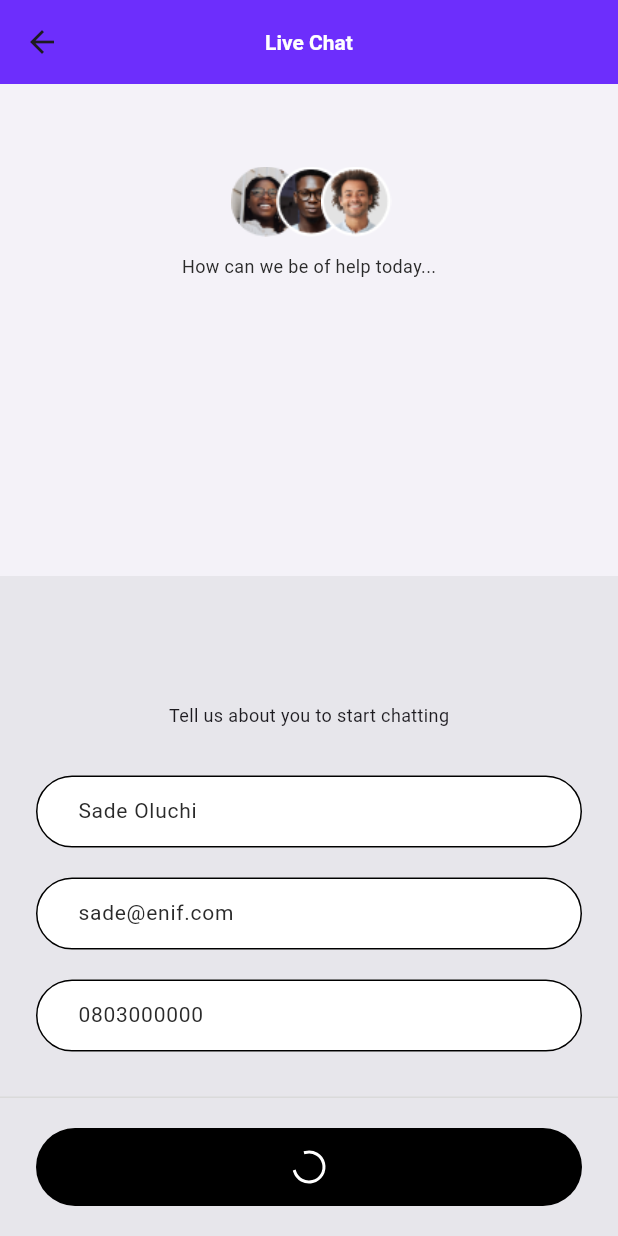
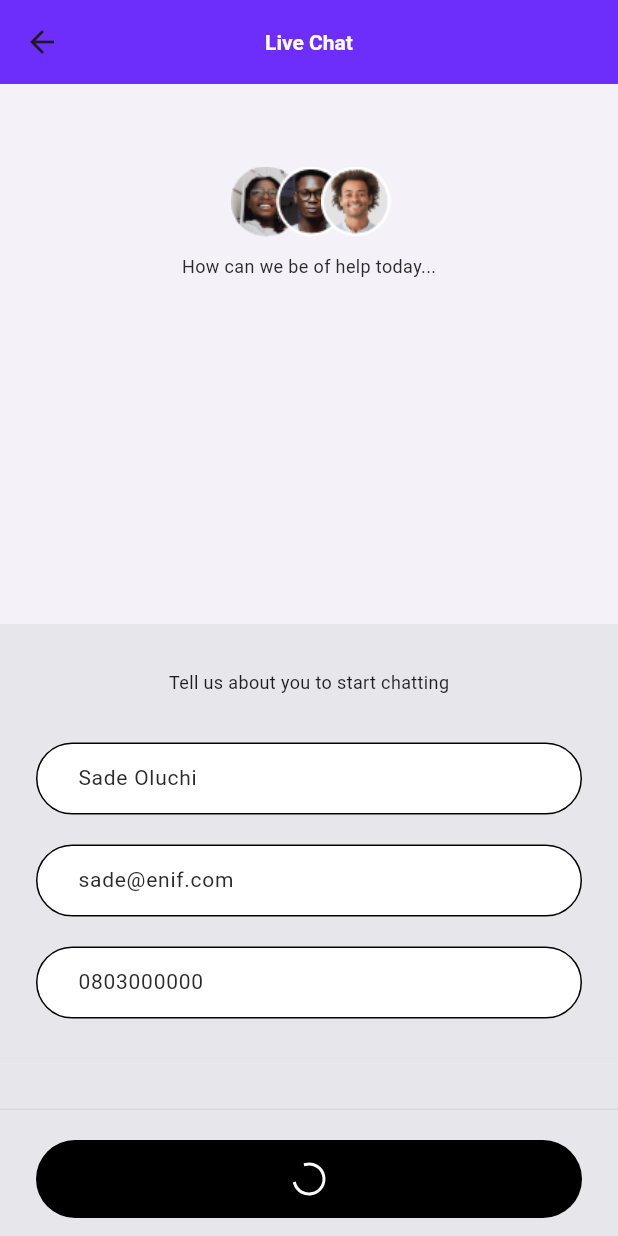
Before and after one commit to crednet/enif_sdk, a Flutter app: the ChatConnectionScreen screen opened directly, on a phone screen of 412 x 824 dp. Run offline on Flutter 3.47's test engine with Material 3 defaults, Android fonts, the phone set to English and light mode, and no system bars; drawn by our look-alikes of flutter_animate; our stand-ins replace flutter_html, flutter_svg, image_picker, shared_preferences; missing offline and left inert: dart:html, data_repository; accounts and stored records are empty; statements that could not run were skipped.

Commit message:
onboarding screen fixes

```diff
--- a/lib/modules/chat/views/chat_connection_screen.dart
+++ b/lib/modules/chat/views/chat_connection_screen.dart
@@ -62,7 +62,7 @@ class _ChatConnectionScreenState extends State<ChatConnectionScreen>
                       fontWeight: FontWeight.w600)),
             ),
             bottomNavigationBar: SizedBox(
-                height: 440,
+                height: 115,
                 child: Material(
                     color: context.isDark
                         ? const Color.fromARGB(255, 46, 45, 46)
@@ -71,11 +71,67 @@ class _ChatConnectionScreenState extends State<ChatConnectionScreen>
                         child: Column(children: [
                       .0.s,
                       30.0.h,
-                          SingleChildScrollView(
+                      Divider(
+                        height: 1,
+                        thickness: 1,
+                        color: context.isDark
+                            ? Colors.white54
+                            : const Color(0xffDADADA),
+                      ),
+                      20.0.h,
+                      ValueListenableBuilder(
+                          valueListenable: _chatConnectionViewModel,
+                          builder: (context, value, child) {
+                            return Padding(
+                              padding:
+                                  const EdgeInsets.symmetric(horizontal: 24),
+                              child: CupertinoButton(
+                                  // padding: EdgeInsets.symmetric(),
+                                  borderRadius: BorderRadius.circular(35.0),
+                                  color: Colors.black,
+                                  onPressed: () {
+                                    autovalidateMode = AutovalidateMode.always;
+                                    if (Form.of(context).validate()) {
+                                      _chatConnectionViewModel.initChat(null);
+                                    }
+                                  },
+                                  child: Center(
+                                      child: value.isLoading
+                                          ? const SizedBox.square(
+                                              dimension: 20,
+                                              child: CircularProgressIndicator(
+                                                  color: Colors.white,
+                                                  strokeWidth: 2))
+                                          : const Text('Continue Chatting',
+                                              style: TextStyle(
+                                                  color: Colors.white,
+                                                  fontSize: 14,
+                                                  fontWeight:
+                                                      FontWeight.w600)))),
+                            );
+                          }),
+                      20.0.h,
+                    ])))),
+            body: Column(
+              children: [
+                55.0.h,
+                const Center(child: ChatUsers()),
+                11.h,
+                Text(
+                  'How can we be of help today...',
+                  style: TextStyle(fontSize: 12, color: context.textColor),
+                ),
+                .0.s,
+                Material(
+                  color: context.isDark
+                      ? const Color.fromARGB(255, 46, 45, 46)
+                      : const Color(0xffE7E6EB),
+                  child: SingleChildScrollView(
                     padding: EdgeInsets.only(
                         bottom: MediaQuery.of(context).viewInsets.bottom),
                     child: Column(
                       children: [
+                        30.0.h,
                         Padding(
                             padding:
                                 const EdgeInsets.symmetric(horizontal: 24.0),
@@ -116,7 +172,8 @@ class _ChatConnectionScreenState extends State<ChatConnectionScreen>
                                         maxLines: 1,
                                         enabled: !value.isLoading,
                                         autovalidateMode: autovalidateMode,
-                                                validator: emailValidator,
+                                        validator: (email) =>
+                                            emailValidator(email, true),
                                         onChanged: _chatConnectionViewModel
                                             .emailChanged,
                                         borderSide: BorderSide.none,
@@ -157,57 +214,6 @@ class _ChatConnectionScreenState extends State<ChatConnectionScreen>
                       ],
                     ),
                   ),
-                          Divider(
-                            height: 1,
-                            thickness: 1,
-                            color: context.isDark
-                                ? Colors.white54
-                                : const Color(0xffDADADA),
-                          ),
-                          20.0.h,
-                          ValueListenableBuilder(
-                              valueListenable: _chatConnectionViewModel,
-                              builder: (context, value, child) {
-                                return Padding(
-                                  padding:
-                                      const EdgeInsets.symmetric(horizontal: 24),
-                                  child: CupertinoButton(
-                                      // padding: EdgeInsets.symmetric(),
-                                      borderRadius: BorderRadius.circular(35.0),
-                                      color: Colors.black,
-                                      onPressed: () {
-                                        autovalidateMode =
-                                            AutovalidateMode.always;
-                                        if (Form.of(context).validate()) {
-                                          _chatConnectionViewModel.initChat(null);
-                                        }
-                                      },
-                                      child: Center(
-                                          child: value.isLoading
-                                              ? const SizedBox.square(
-                                                  dimension: 20,
-                                                  child:
-                                                      CircularProgressIndicator(
-                                                          color: Colors.white,
-                                                          strokeWidth: 2))
-                                              : const Text('Continue Chatting',
-                                                  style: TextStyle(
-                                                      color: Colors.white,
-                                                      fontSize: 14,
-                                                      fontWeight:
-                                                          FontWeight.w600)))),
-                                );
-                              }),
-                          20.0.h,
-                        ])))),
-            body: Column(
-              children: [
-                55.0.h,
-                const Center(child: ChatUsers()),
-                11.h,
-                Text(
-                  'How can we be of help today...',
-                  style: TextStyle(fontSize: 12, color: context.textColor),
                 ),
               ],
             ));
--- a/lib/modules/chat/views/live_chat_screen.dart
+++ b/lib/modules/chat/views/live_chat_screen.dart
@@ -10,9 +10,9 @@ class LivechatScreen extends StatelessWidget {
     return ValueListenableBuilder(
         valueListenable: EnifController().chatSession,
         builder: (context, value, child) {
-          if (value != null) {
-            return ChatScreen(session: value);
-          }
+          // if (value != null) {
+          //   return ChatScreen(session: value);
+          // }
           return const ChatConnectionScreen();
         });
   }
```
Lines whose indentation alone changed are shown as unchanged.
